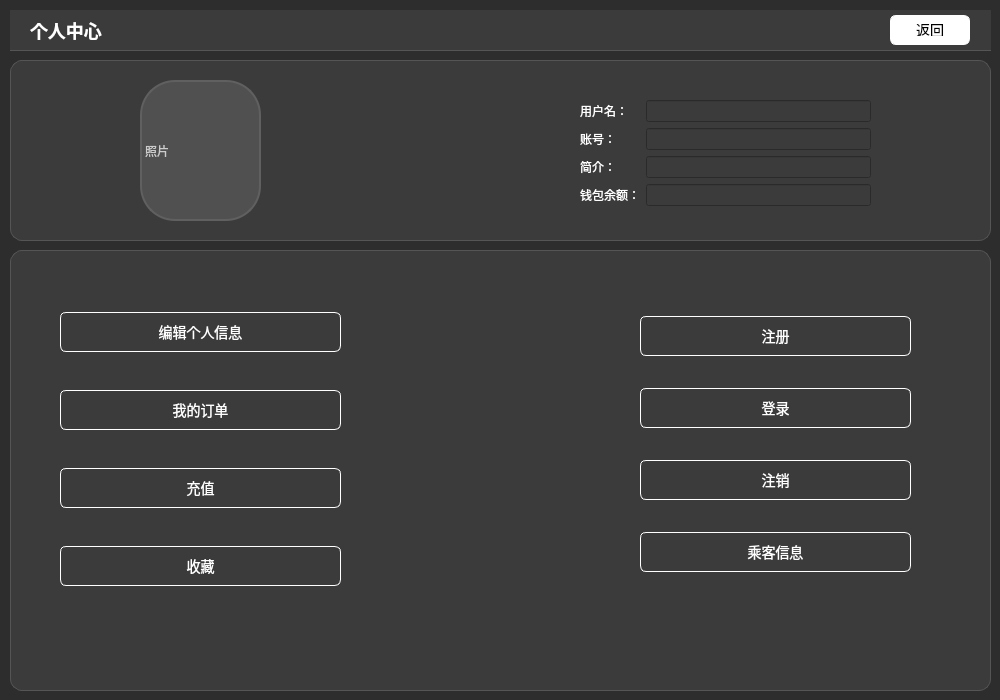
Above: Flight/userprofile.ui from howbirdfly/FlightServer before the change. Below: the same form after it.
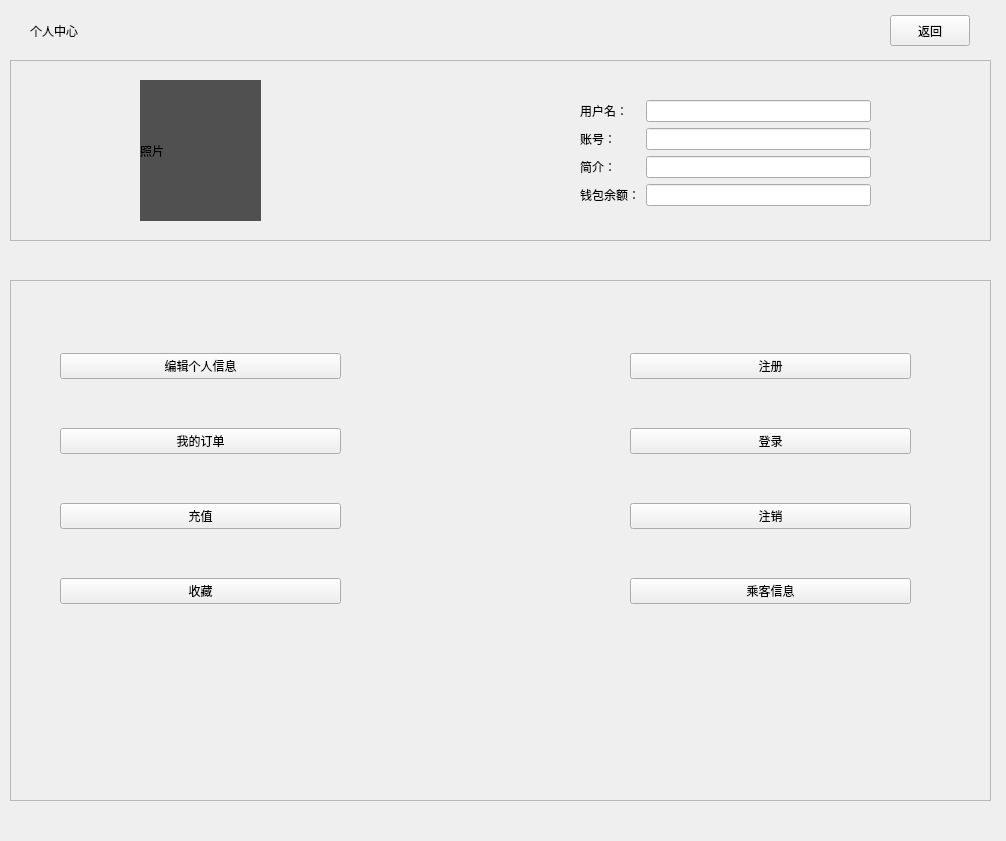
That is the form after the change.

Diff of the .ui file:
```diff
--- a/Flight/userprofile.ui
+++ b/Flight/userprofile.ui
@@ -9,8 +9,8 @@
    <rect>
     <x>0</x>
     <y>0</y>
-    <width>1000</width>
-    <height>700</height>
+    <width>1006</width>
+    <height>841</height>
    </rect>
   </property>
   <property name="windowTitle">
@@ -20,92 +20,7 @@
    <bool>false</bool>
   </property>
   <property name="styleSheet">
-   <string notr="true">/* ================= 全局设置 ================= */
-QWidget {
-    font-family: &quot;Microsoft YaHei&quot;, &quot;Segoe UI&quot;, sans-serif;
-    color: #ffffff; /* 全局白色文字 */
-}
-
-QWidget#UserProfile {
-    background-color: #2d2d2d;
-    /* 全局深色背景 */
-}
-
-/* ================= 按钮统一风格 ================= */
-QPushButton {
-    background-color: #606060;
-    border: 1px solid #ffffff;
-    border-radius: 6px;
-    padding: 8px 16px;
-    color: white;
-    font-size: 14px;
-    /* 模拟阴影效果 */
-    box-shadow: inset 2px 2px 4px #484848,
-                inset -2px -2px 4px #787878;
-}
-
-QPushButton:hover {
-    background-color: #646464;
-}
-
-QPushButton:pressed {
-    background-color: #404040;
-    border: 1px solid #555555;
-    padding-left: 10px;
-    padding-top: 10px;
-    padding-right: 6px;
-    padding-bottom: 6px;
-
-    box-shadow: inset 4px 4px 8px #202020,
-                inset -4px -4px 8px #505050;
-}
-
-/* ================= 顶部导航栏 ================= */
-QWidget#widget {
-    background-color: #3b3b3b;
-    border-bottom: 1px solid #555555;
-}
-
-/* 标题 */
-QLabel#label {
-    font-size: 18px;
-    font-weight: bold;
-    color: #ffffff;
-}
-
-/* ================= 卡片样式 ================= */
-QFrame#frame, QFrame#frame_2 {
-    background-color: #3b3b3b;
-    border-radius: 12px;
-    border: 1px solid #555555;
-}
-
-/* ================= 个人信息区 ================= */
-/* 头像框 */
-QLabel#label_2 {
-    background-color: #505050;
-    border-radius: 35px;
-    border: 2px solid #606060;
-    color: #cccccc;
-    qproperty-alignment: AlignCenter;
-}
-
-/* 表单标签 */
-QFormLayout QLabel {
-    color: #cccccc;
-    font-size: 14px;
-}
-
-/* 只读输入框 */
-QLineEdit[readOnly=&quot;true&quot;] {
-    background: transparent;
-    border: none;
-    border-bottom: 1px solid #555555;
-    color: #ffffff;
-    font-size: 14px;
-    font-weight: 500;
-    padding-bottom: 2px;
-}</string>
+   <string notr="true"/>
   </property>
   <widget class="QWidget" name="widget" native="true">
    <property name="geometry">
@@ -117,7 +32,7 @@
     </rect>
    </property>
    <property name="styleSheet">
-    <string notr="true">background-color: #3b3b3b;</string>
+    <string notr="true"/>
    </property>
    <widget class="QLabel" name="label">
     <property name="geometry">
@@ -138,12 +53,11 @@
       <x>880</x>
       <y>5</y>
       <width>80</width>
-      <height>30</height>
+      <height>31</height>
      </rect>
     </property>
     <property name="styleSheet">
-     <string notr="true">background-color: rgb(255, 255, 255);
-color: rgb(0, 0, 0);</string>
+     <string notr="true"/>
     </property>
     <property name="text">
      <string>返回</string>
@@ -160,7 +74,7 @@
     </rect>
    </property>
    <property name="styleSheet">
-    <string notr="true">background-color: #3b3b3b;</string>
+    <string notr="true"/>
    </property>
    <property name="frameShape">
     <enum>QFrame::Shape::StyledPanel</enum>
@@ -193,7 +107,7 @@
       <x>570</x>
       <y>40</y>
       <width>291</width>
-      <height>121</height>
+      <height>123</height>
      </rect>
     </property>
     <layout class="QFormLayout" name="formLayout">
@@ -260,13 +174,13 @@
    <property name="geometry">
     <rect>
      <x>10</x>
-     <y>250</y>
+     <y>280</y>
      <width>981</width>
-     <height>441</height>
+     <height>521</height>
     </rect>
    </property>
    <property name="styleSheet">
-    <string notr="true">background-color: #3b3b3b;</string>
+    <string notr="true"/>
    </property>
    <property name="frameShape">
     <enum>QFrame::Shape::StyledPanel</enum>
@@ -317,10 +231,10 @@
    <widget class="QWidget" name="verticalLayoutWidget_2">
     <property name="geometry">
      <rect>
-      <x>630</x>
-      <y>40</y>
-      <width>271</width>
-      <height>311</height>
+      <x>620</x>
+      <y>30</y>
+      <width>281</width>
+      <height>341</height>
      </rect>
     </property>
     <layout class="QVBoxLayout" name="verticalLayout_2">
```
Left out of the diff: 10 changed lines with no effect on the pictures.
